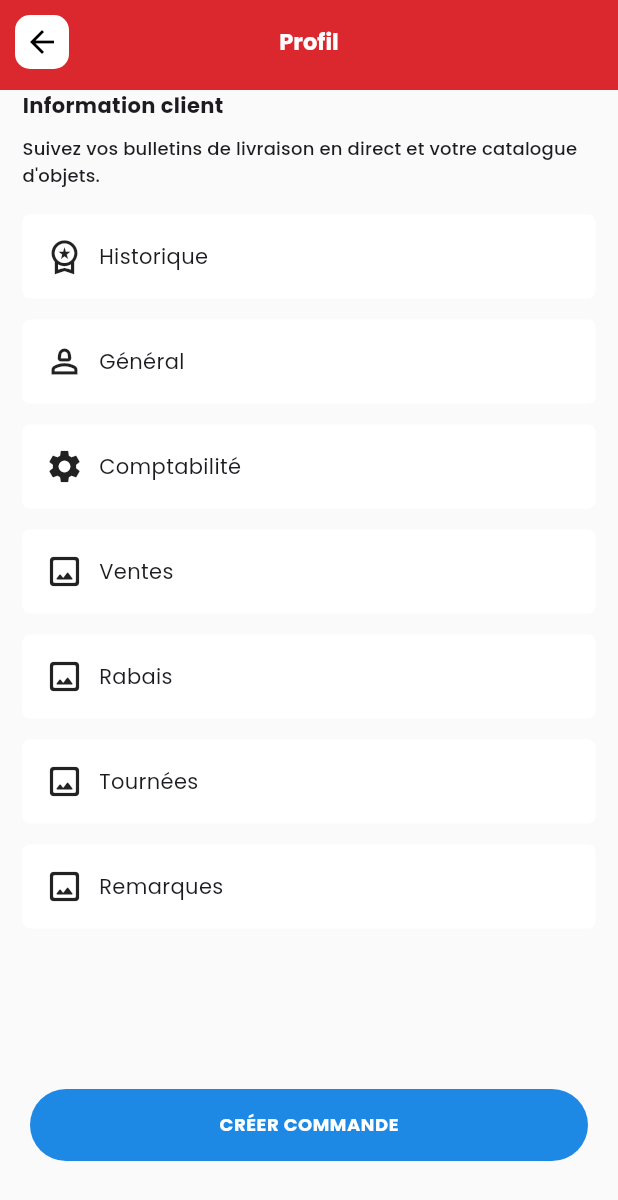
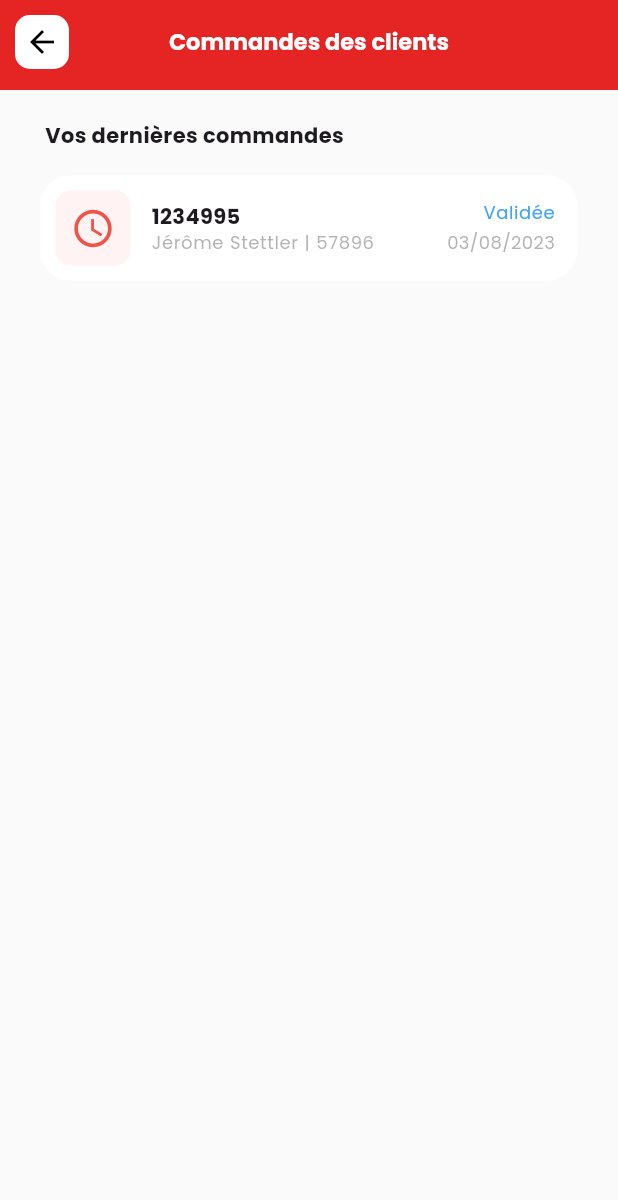
Before and after one commit to alexolaras/Stettler, a Flutter app: the Profile screen opened directly with sample values from the repository, scrolled down 218 dp, after a tap on "Historique", on a phone screen of 412 x 824 dp. Shown: the top 1200 px of the screen. Run offline on Flutter 3.47's test engine with Material 2 defaults, Android fonts, the phone set to English and light mode, and no system bars; our stand-ins replace flutter_riverpod, google_fonts; network calls fail.

Commit message:
finished the order history page, user is able to edit the orders

```diff
--- a/lib/classes/order.dart
+++ b/lib/classes/order.dart
@@ -17,7 +17,7 @@ class Order {
   List<Product> orderedItems;
   List<int>? orderedQuantity;
   final OrderStatus orderStatus;
-  final bool isfinished;
+  bool isFinished;
 
   Order({
     DateTime? orderDate,
@@ -28,6 +28,6 @@ class Order {
     required this.orderedItems,
     this.orderedQuantity,
     required this.orderStatus,
-    bool? isfinished,
-  })  : orderDate = orderDate ?? DateTime.now(), isfinished = isfinished ?? false;
+    bool? isFinished,
+  })  : orderDate = orderDate ?? DateTime.now(), isFinished = isFinished ?? false;
 }
--- /dev/null
+++ b/lib/screens/client_orders.dart
@@ -0,0 +1,103 @@
+import 'package:flutter/material.dart';
+import 'package:flutter_riverpod/flutter_riverpod.dart';
+import 'package:stettlerproapp/classes/client.dart';
+import 'package:stettlerproapp/screens/order_details.dart';
+import 'package:stettlerproapp/widgets/order_data.dart';
+
+import '../classes/product.dart';
+import '../data/dummy_data.dart';
+import '../providers/orders_provider.dart';
+import '../widgets/app_bar.dart';
+import '../widgets/drawer.dart';
+
+class ClientOrders extends ConsumerStatefulWidget {
+  const ClientOrders({super.key, required this.client});
+
+  final Client client;
+  @override
+  OrderHistoryState createState() => OrderHistoryState();
+}
+
+class OrderHistoryState extends ConsumerState<ClientOrders> {
+  double calculateTotalPrice(List<int> quantityList, List<Product> orderedItems) {
+  double totalPrice = 0;
+
+  for (int i = 0; i < quantityList.length; i++) {
+    double price = orderedItems[i].price;
+    totalPrice += quantityList[i] * price;
+  }
+
+  return totalPrice;
+}
+
+  @override
+  Widget build(BuildContext context) {
+    return Scaffold(
+      appBar: const CustomAppBar(
+        title: "Commandes des clients",
+        function: CustomAppBarFunction.back,
+      ),
+      drawer: const CustomDrawer(),
+      body: Padding(
+        padding: const EdgeInsets.symmetric(vertical: 10, horizontal: 20),
+        child: Column(
+          children: [
+            Container(
+              alignment: Alignment.bottomLeft,
+              margin: const EdgeInsets.all(10),
+              child: Text(
+                "Vos dernières commandes",
+                style: Theme.of(context)
+                    .textTheme
+                    .bodyMedium!
+                    .copyWith(fontWeight: FontWeight.bold, fontSize: 14),
+              ),
+            ),
+            Consumer(
+              builder: (context, ref, child) {
+                //final filteredOrders = ref.watch(ordersProvider);
+                return Expanded(
+                  child: ListView.builder(
+                    scrollDirection: Axis.vertical,
+                    shrinkWrap: true,
+                    itemCount: widget.client.orderList.length,
+                    itemBuilder: (context, index) {
+                      return GestureDetector(
+                        onTap: () {
+                          Navigator.of(context).push(
+                            MaterialPageRoute(
+                              builder: (ctx) => OrderDetails(
+                                order: widget.client.orderList[index],////////////
+                                client: people.firstWhere((person) =>
+                                    person.id ==
+                                    widget.client.orderList[index].clientId),
+                                cartItems:
+                                    widget.client.orderList[index].orderedItems,
+                                quantityList: widget
+                                    .client.orderList[index].orderedQuantity!,
+                                totalPrice: ValueNotifier<double>(
+                                  calculateTotalPrice(
+                                      widget.client.orderList[index]
+                                          .orderedQuantity!,
+                                      widget.client.orderList[index]
+                                          .orderedItems),
+                                ),
+                              ),
+                            ),
+                          );
+                        },
+                        child: OrderData(
+                          order: widget.client.orderList[index],
+                        ),
+                      );
+                    },
+                  ),
+                );
+              },
+            ),
+          ],
+        ),
+      ),
+    );
+  }
+}
--- a/lib/screens/profile.dart
+++ b/lib/screens/profile.dart
@@ -4,6 +4,7 @@ import 'package:flutter/material.dart';
 import 'package:flutter_riverpod/flutter_riverpod.dart';
 import 'package:stettlerproapp/classes/client.dart';
 import 'package:stettlerproapp/screens/accounting.dart';
+import 'package:stettlerproapp/screens/client_orders.dart';
 import 'package:stettlerproapp/screens/general.dart';
 import 'package:stettlerproapp/screens/product_list.dart';
 import 'package:stettlerproapp/screens/remarks.dart';
@@ -13,6 +14,7 @@ import 'package:stettlerproapp/widgets/app_bar.dart';
 import 'package:stettlerproapp/widgets/client_settings.dart';
 
 import '../classes/order.dart';
+import '../classes/product.dart';
 import '../providers/orders_provider.dart';
 import '../widgets/styled_button_small.dart';
 import 'discount.dart';
@@ -27,6 +29,14 @@ class Profile extends ConsumerStatefulWidget {
 }
 
 class ProfileState extends ConsumerState<Profile> {
+  int productListCount = 0;
+
+  @override
+  void initState() {
+    productListCount = widget.client.cartProducts.length;
+    super.initState();
+  }
+
   void _addToOrderHistory() {
     final Order order = Order(
       orderNumber: _generateOrdercode(),
@@ -39,6 +49,8 @@ class ProfileState extends ConsumerState<Profile> {
     );
 
     ref.read(ordersProvider.notifier).addOrder(order);
+    widget.client.orderList.add(order);
+    print("order was added");
 
     widget.client.cartProducts = [];
     widget.client.quantityList = [];
@@ -162,12 +174,14 @@ class ProfileState extends ConsumerState<Profile> {
                 icon: Icons.workspace_premium_outlined,
                 text: "Historique",
                 onPressed: () {
-                  /*Navigator.push(
-                      context,
-                      MaterialPageRoute(
-                        builder: (ctx) => (),
+                  Navigator.push(
+                    context,
+                    MaterialPageRoute(
+                      builder: (ctx) => ClientOrders(
+                        client: widget.client,
                       ),
-                    );*/
+                    ),
+                  );
                 },
               ),
               ClientSettings(
@@ -257,11 +271,10 @@ class ProfileState extends ConsumerState<Profile> {
     );
 
     return Scaffold(
-      appBar: CustomAppBar(
+      appBar: const CustomAppBar(
         title: "Profil",
         function: CustomAppBarFunction.back,
-        saveUnfinishedOrder:
-            widget.client.cartProducts.isNotEmpty ? _addToOrderHistory : () {},
+        //saveUnfinishedOrder: _addToOrderHistory /*productListCount > 0 ? _addToOrderHistory : null,*/
       ),
       body: content,
     );
--- a/lib/widgets/cart_item.dart
+++ b/lib/widgets/cart_item.dart
@@ -9,12 +9,14 @@ class CartItem extends StatefulWidget {
       required this.cartItem,
       required this.quantity,
       required this.totalPrice,
-      required this.updateQuantityCallback});
+      required this.updateQuantityCallback,
+      required this.isFinished});
 
   final Product cartItem;
   final int quantity;
   final double totalPrice;
   final Function(int, double) updateQuantityCallback;
+  final bool isFinished;
 
   @override
   State<StatefulWidget> createState() {
@@ -84,6 +86,7 @@ class _CartItemState extends State<CartItem> {
                       quantity: widget.quantity,
                       totalPrice: widget.totalPrice,
                       updateQuantityCallback: widget.updateQuantityCallback,
+                      isFinished: widget.isFinished
                     ),
                   ],
                 ),
--- a/lib/widgets/order_data.dart
+++ b/lib/widgets/order_data.dart
@@ -22,7 +22,7 @@ class OrderData extends StatelessWidget {
       child: Row(
         mainAxisAlignment: MainAxisAlignment.spaceBetween,
         children: [
-          order.isfinished
+          order.isFinished
               ? Container(
                   width: 50,
                   height: 50,
```
Also changed, not shown: lib/providers/orders_provider.dart (+7 -0 lines), lib/screens/order_details.dart (+64 -76 lines), lib/screens/order_history.dart (+12 -7 lines), lib/screens/product_details.dart (+30 -36 lines), lib/screens/product_list.dart (+61 -14 lines), lib/screens/shopping_cart.dart (+37 -4 lines), lib/widgets/bottom_nav_bar.dart (+34 -6 lines), lib/widgets/quantity_cart.dart (+5 -3 lines).
